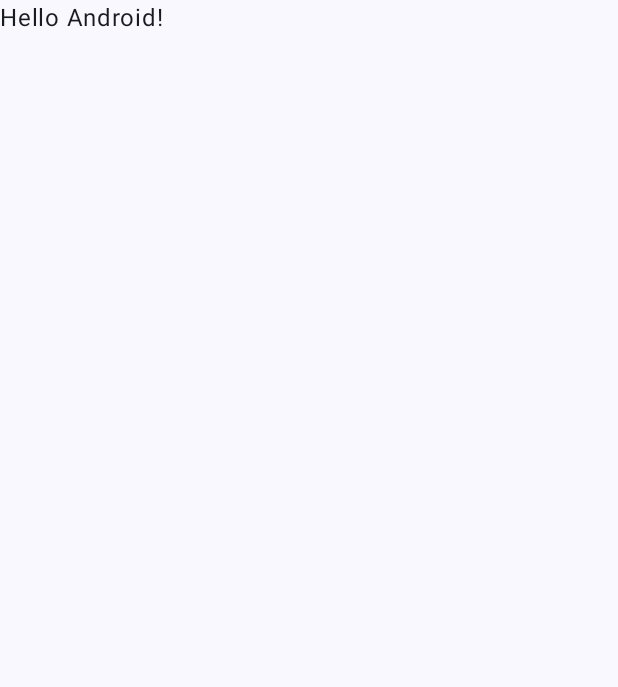
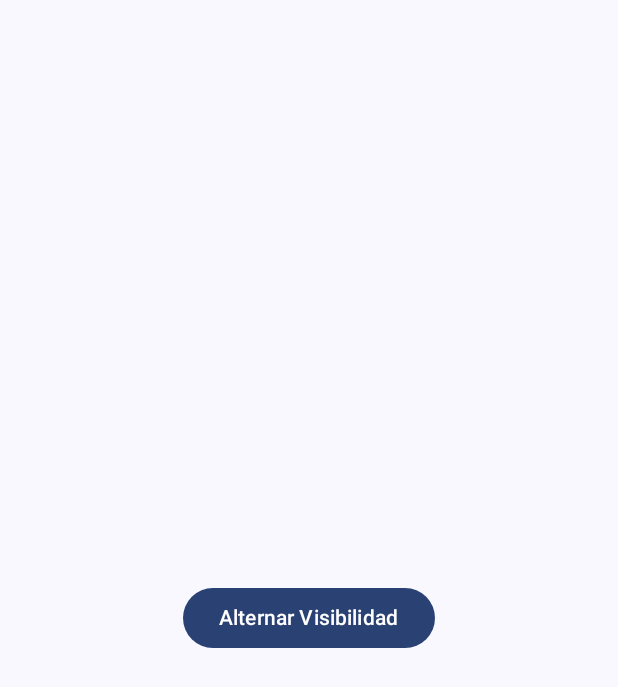
Before and after one commit to JossGab/Lab-13-PM, an Android app built with Jetpack Compose: the screen it shows after launch (MainActivity), on a phone screen of 412 x 824 dp. Before the commit the part shown is almost empty. Shown: the top 687 px of the screen. Run offline under Robolectric (Android 15) with nearby library versions, the phone set to English and light mode, and no system bars.

Commit message:
AnimatedVisivility

```diff
--- /dev/null
+++ b/app/src/main/java/com/example/lab13/AnimatedVisibilityExample.kt
@@ -0,0 +1,45 @@
+package com.example.lab13
+
+import androidx.compose.animation.AnimatedVisibility
+import androidx.compose.animation.core.tween
+import androidx.compose.animation.fadeIn
+import androidx.compose.animation.fadeOut
+import androidx.compose.foundation.background
+import androidx.compose.foundation.layout.Box
+import androidx.compose.foundation.layout.fillMaxSize
+import androidx.compose.foundation.layout.size
+import androidx.compose.material3.Button
+import androidx.compose.material3.Text
+import androidx.compose.runtime.Composable
+import androidx.compose.runtime.getValue
+import androidx.compose.runtime.mutableStateOf
+import androidx.compose.runtime.remember
+import androidx.compose.runtime.setValue
+import androidx.compose.ui.Alignment
+import androidx.compose.ui.Modifier
+import androidx.compose.ui.graphics.Color
+import androidx.compose.ui.unit.dp
+@Composable
+fun VisibilityAnimation() {
+    var isVisible by remember { mutableStateOf(false) }
+    Box(
+        modifier = Modifier.fillMaxSize(),
+        contentAlignment = Alignment.Center
+    ) {
+        Button(onClick = { isVisible = !isVisible }) {
+            Text("Alternar Visibilidad")
+        }
+
+        AnimatedVisibility(
+            visible = isVisible,
+            enter = fadeIn(animationSpec = tween(durationMillis = 500)),
+            exit = fadeOut(animationSpec = tween(durationMillis = 500))
+        ) {
+            Box(
+                modifier = Modifier
+                    .size(150.dp)
+                    .background(Color.Blue)
+            )
+        }
+    }
+}
--- a/app/src/main/java/com/example/lab13/MainActivity.kt
+++ b/app/src/main/java/com/example/lab13/MainActivity.kt
@@ -1,47 +1,26 @@
 package com.example.lab13
 
+import android.annotation.SuppressLint
 import android.os.Bundle
 import androidx.activity.ComponentActivity
 import androidx.activity.compose.setContent
 import androidx.activity.enableEdgeToEdge
 import androidx.compose.foundation.layout.fillMaxSize
-import androidx.compose.foundation.layout.padding
-import androidx.compose.material3.Scaffold
-import androidx.compose.material3.Text
-import androidx.compose.runtime.Composable
+import androidx.compose.material3.*
 import androidx.compose.ui.Modifier
-import androidx.compose.ui.tooling.preview.Preview
 import com.example.lab13.ui.theme.Lab13Theme
 
 class MainActivity : ComponentActivity() {
+    @SuppressLint("UnusedMaterial3ScaffoldPaddingParameter")
     override fun onCreate(savedInstanceState: Bundle?) {
         super.onCreate(savedInstanceState)
         enableEdgeToEdge()
         setContent {
             Lab13Theme {
-                Scaffold(modifier = Modifier.fillMaxSize()) { innerPadding ->
-                    Greeting(
-                        name = "Android",
-                        modifier = Modifier.padding(innerPadding)
-                    )
+                Scaffold(modifier = Modifier.fillMaxSize()) { _ ->
+                    VisibilityAnimation()
                 }
             }
         }
     }
 }
-
-@Composable
-fun Greeting(name: String, modifier: Modifier = Modifier) {
-    Text(
-        text = "Hello $name!",
-        modifier = modifier
-    )
-}
-
-@Preview(showBackground = true)
-@Composable
-fun GreetingPreview() {
-    Lab13Theme {
-        Greeting("Android")
-    }
-}
--- a/gradle/libs.versions.toml
+++ b/gradle/libs.versions.toml
@@ -10,6 +10,7 @@ activityCompose = "1.9.3"
 composeBom = "2024.04.01"
 
 [libraries]
+androidx-core = { module = "androidx.core:core", version.ref = "coreKtx" }
 androidx-core-ktx = { group = "androidx.core", name = "core-ktx", version.ref = "coreKtx" }
 junit = { group = "junit", name = "junit", version.ref = "junit" }
 androidx-junit = { group = "androidx.test.ext", name = "junit", version.ref = "junitVersion" }
```
Also changed, not shown: app/build.gradle.kts (+4 -3 lines).
